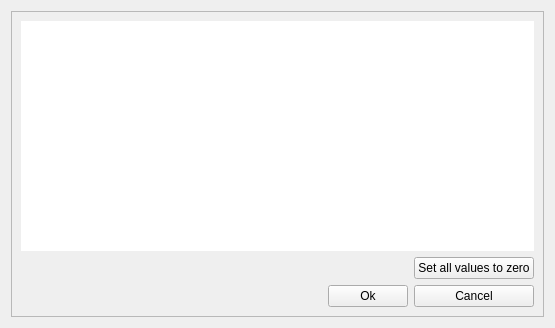
Old version of the form designer/binary_interaction_parameters_ui.ui in the repository marcusbfs/Sindri.
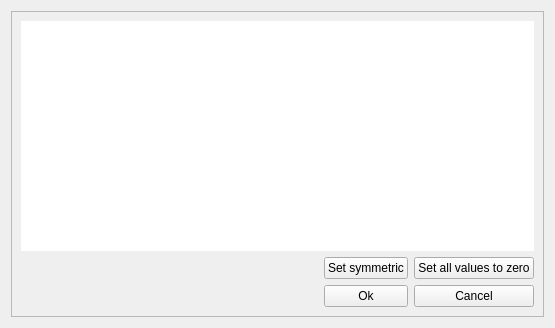
New version of the form.

Commit message: "set symmetric" added to binary interaction parameters

Patch:
```diff
--- a/designer/binary_interaction_parameters_ui.ui
+++ b/designer/binary_interaction_parameters_ui.ui
@@ -32,14 +32,7 @@
        </rect>
       </property>
       <layout class="QGridLayout" name="gridLayout_2">
-       <item row="2" column="1">
-        <widget class="QPushButton" name="btn_ok">
-         <property name="text">
-          <string>Ok</string>
-         </property>
-        </widget>
-       </item>
-       <item row="2" column="0">
+       <item row="3" column="0">
         <spacer name="horizontalSpacer">
          <property name="orientation">
           <enum>Qt::Horizontal</enum>
@@ -52,7 +45,14 @@
          </property>
         </spacer>
        </item>
-       <item row="0" column="0" colspan="3">
+       <item row="3" column="3">
+        <widget class="QPushButton" name="btn_cancel">
+         <property name="text">
+          <string>Cancel</string>
+         </property>
+        </widget>
+       </item>
+       <item row="0" column="0" colspan="4">
         <widget class="QTableWidget" name="tableWidget_BinaryParameters">
          <property name="minimumSize">
           <size>
@@ -86,14 +86,7 @@
          </property>
         </widget>
        </item>
-       <item row="2" column="2">
-        <widget class="QPushButton" name="btn_cancel">
-         <property name="text">
-          <string>Cancel</string>
-         </property>
-        </widget>
-       </item>
-       <item row="1" column="2">
+       <item row="1" column="3">
         <widget class="QPushButton" name="btn_setZero">
          <property name="text">
           <string>Set all values to zero</string>
@@ -113,6 +106,20 @@
          </property>
         </spacer>
        </item>
+       <item row="1" column="2">
+        <widget class="QPushButton" name="btn_setSymmetric">
+         <property name="text">
+          <string>Set symmetric</string>
+         </property>
+        </widget>
+       </item>
+       <item row="3" column="2">
+        <widget class="QPushButton" name="btn_ok">
+         <property name="text">
+          <string>Ok</string>
+         </property>
+        </widget>
+       </item>
       </layout>
      </widget>
     </widget>
```
The commit also changes 5 other files.
